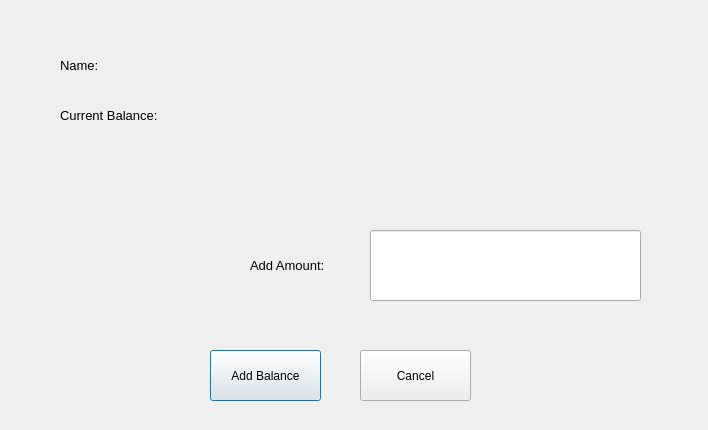
Old version of the form addbalance.ui in the repository CallmeTeddyBear/Canteen-Management-System.
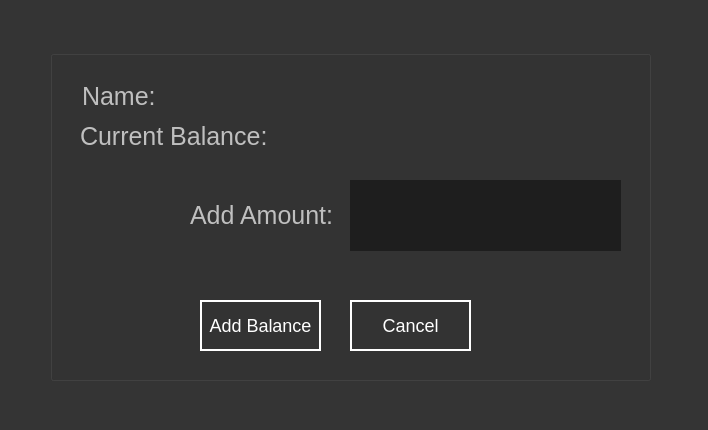
New version of the form.

Diff of the .ui file:
```diff
--- a/addbalance.ui
+++ b/addbalance.ui
@@ -25,12 +25,129 @@
   <property name="windowTitle">
    <string>Add Balance</string>
   </property>
+  <property name="styleSheet">
+   <string notr="true">QDialog
+{
+	background-color: rgb(52, 52, 52);
+}
+QGroupBox
+{
+	color: rgb(191, 191, 191);
+	font-size: 18px;
+}
+QLabel
+{
+	color: rgb(191, 191, 191);
+	font-size: 25px;
+}
+QLineEdit
+{	
+	color: rgb(255, 255, 255);
+	border-style: solid;
+	background-color: rgb(30, 30, 30);
+	font-size: 45px;
+}
+QPushButton
+{
+	color: rgb(255, 255, 255);
+	border-style: solid;
+	border-width: 2px;
+	border-color: rgb(255, 255, 255);
+	font-size: 18px;
+}
+QPushButton:hover
+{
+	background-color: rgb(255, 255, 255);
+	color: rgb(52, 52, 52);
+}
+QRadioButton
+{
+	font-size: 17px;
+	color: rgb(191, 191, 191);
+}
+QComboBox
+{
+	color: rgb(255, 255, 255);
+	background-color: rgb(30, 30, 30);
+	font-size: 17px;
+}
+QComboBox:hover
+{
+	background-color: rgb(0, 0, 0);
+}
+QComboBox QAbstractItemView
+{
+	background-color: rgb(52, 52, 52);
+	color: rgb(255, 255, 255);
+}</string>
+  </property>
+  <widget class="QGroupBox" name="groupBox">
+   <property name="geometry">
+    <rect>
+     <x>50</x>
+     <y>50</y>
+     <width>601</width>
+     <height>331</height>
+    </rect>
+   </property>
+   <property name="title">
+    <string/>
+   </property>
+   <widget class="QWidget" name="layoutWidget">
+    <property name="geometry">
+     <rect>
+      <x>30</x>
+      <y>70</y>
+      <width>341</width>
+      <height>32</height>
+     </rect>
+    </property>
+    <layout class="QHBoxLayout" name="horizontalLayout_2">
+     <item>
+      <widget class="QLabel" name="label_currentBalance">
+       <property name="font">
+        <font>
+         <pointsize>-1</pointsize>
+        </font>
+       </property>
+       <property name="text">
+        <string>Current Balance:</string>
+       </property>
+      </widget>
+     </item>
+     <item>
+      <widget class="QLabel" name="label_showCurrentBalance">
+       <property name="font">
+        <font>
+         <pointsize>-1</pointsize>
+        </font>
+       </property>
+       <property name="text">
+        <string/>
+       </property>
+      </widget>
+     </item>
+    </layout>
+   </widget>
+   <widget class="QPushButton" name="pushButton_cancel">
+    <property name="geometry">
+     <rect>
+      <x>300</x>
+      <y>250</y>
+      <width>121</width>
+      <height>51</height>
+     </rect>
+    </property>
+    <property name="text">
+     <string>Cancel</string>
+    </property>
+   </widget>
   <widget class="QPushButton" name="pushButton_addBalance">
    <property name="geometry">
     <rect>
-     <x>210</x>
-     <y>350</y>
-     <width>111</width>
+      <x>150</x>
+      <y>250</y>
+      <width>121</width>
      <height>51</height>
     </rect>
    </property>
@@ -44,31 +161,18 @@
     <string>Add Balance</string>
    </property>
   </widget>
-  <widget class="QPushButton" name="pushButton_cancel">
-   <property name="geometry">
-    <rect>
-     <x>360</x>
-     <y>350</y>
-     <width>111</width>
-     <height>51</height>
-    </rect>
-   </property>
-   <property name="text">
-    <string>Cancel</string>
-   </property>
-  </widget>
   <widget class="QLabel" name="label_addAmount">
    <property name="geometry">
     <rect>
-     <x>250</x>
-     <y>250</y>
-     <width>111</width>
+      <x>140</x>
+      <y>150</y>
+      <width>151</width>
      <height>31</height>
     </rect>
    </property>
    <property name="font">
     <font>
-     <pointsize>10</pointsize>
+      <pointsize>-1</pointsize>
      <weight>50</weight>
      <bold>false</bold>
     </font>
@@ -80,15 +184,15 @@
   <widget class="QLineEdit" name="lineEdit_addAmount">
    <property name="geometry">
     <rect>
-     <x>370</x>
-     <y>230</y>
+      <x>300</x>
+      <y>130</y>
      <width>271</width>
      <height>71</height>
     </rect>
    </property>
    <property name="font">
     <font>
-     <pointsize>26</pointsize>
+      <pointsize>-1</pointsize>
      <weight>75</weight>
      <bold>true</bold>
     </font>
@@ -100,18 +204,18 @@
   <widget class="QWidget" name="layoutWidget">
    <property name="geometry">
     <rect>
-     <x>60</x>
-     <y>50</y>
-     <width>191</width>
-     <height>31</height>
-    </rect>
-   </property>
-   <layout class="QHBoxLayout" name="horizontalLayout">
-    <item>
+      <x>32</x>
+      <y>32</y>
+      <width>341</width>
+      <height>32</height>
+     </rect>
+    </property>
+    <layout class="QFormLayout" name="formLayout">
+     <item row="0" column="0">
      <widget class="QLabel" name="label_name">
       <property name="font">
        <font>
-        <pointsize>10</pointsize>
+         <pointsize>-1</pointsize>
        </font>
       </property>
       <property name="text">
@@ -119,11 +223,11 @@
       </property>
      </widget>
     </item>
-    <item>
+     <item row="0" column="1">
      <widget class="QLabel" name="label_showName">
       <property name="font">
        <font>
-        <pointsize>10</pointsize>
+         <pointsize>-1</pointsize>
        </font>
       </property>
       <property name="text">
@@ -133,41 +237,6 @@
     </item>
    </layout>
   </widget>
-  <widget class="QWidget" name="layoutWidget">
-   <property name="geometry">
-    <rect>
-     <x>60</x>
-     <y>100</y>
-     <width>231</width>
-     <height>31</height>
-    </rect>
-   </property>
-   <layout class="QHBoxLayout" name="horizontalLayout_2">
-    <item>
-     <widget class="QLabel" name="label_currentBalance">
-      <property name="font">
-       <font>
-        <pointsize>10</pointsize>
-       </font>
-      </property>
-      <property name="text">
-       <string>Current Balance:</string>
-      </property>
-     </widget>
-    </item>
-    <item>
-     <widget class="QLabel" name="label_showCurrentBalance">
-      <property name="font">
-       <font>
-        <pointsize>10</pointsize>
-       </font>
-      </property>
-      <property name="text">
-       <string/>
-      </property>
-     </widget>
-    </item>
-   </layout>
   </widget>
  </widget>
  <resources/>
```
Lines whose indentation alone changed are shown as unchanged.
